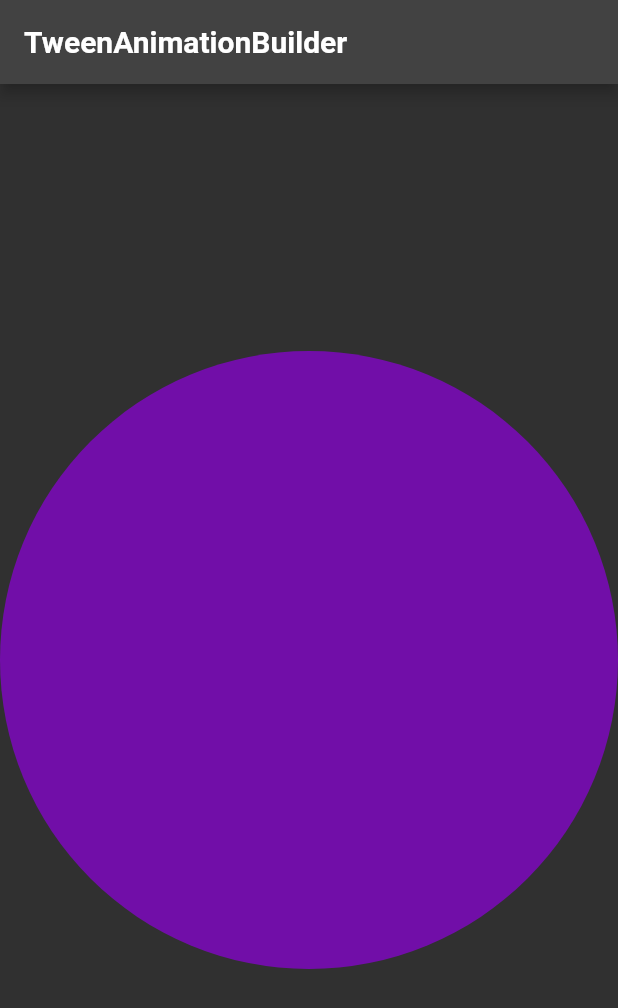
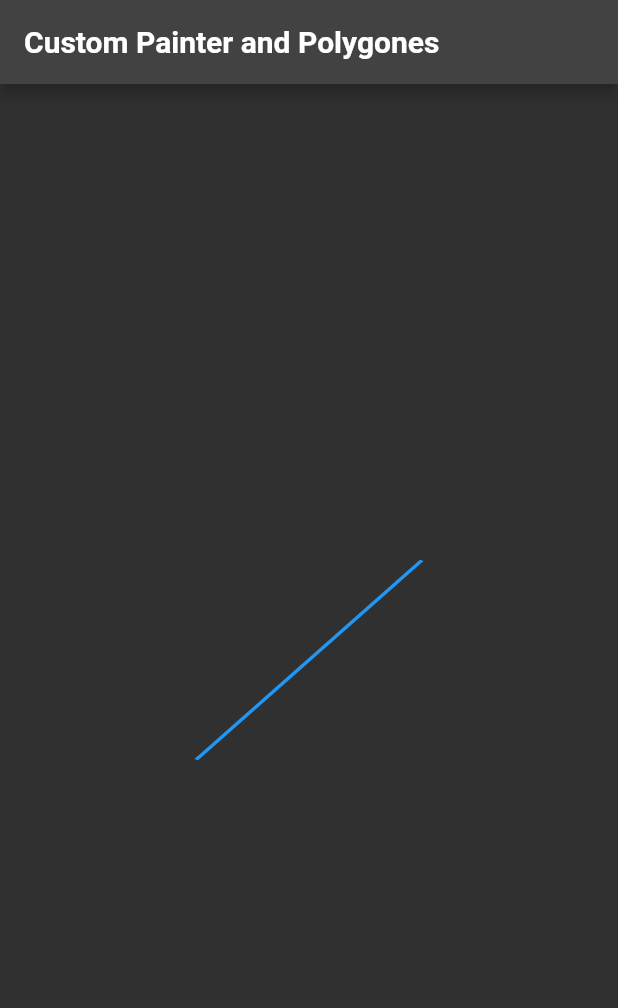
Before and after one commit to chechna9/flutter_advanced_ui, a Flutter app: the screen it shows after launch, on a phone screen of 412 x 824 dp. Shown: the top 1008 px of the screen. Run offline on Flutter 3.47's test engine with Material 2 defaults, Android fonts, the light colour scheme and no system bars.

Commit message:
example 7 done custom painters and polygones

```diff
--- /dev/null
+++ b/animationsFromVandad/examples/lib/examples/example7.dart
@@ -0,0 +1,147 @@
+import 'dart:math';
+
+import 'package:flutter/material.dart';
+
+class Polygone extends CustomPainter {
+  final int sides;
+  const Polygone({required this.sides});
+  @override
+  void paint(Canvas canvas, Size size) {
+    final Paint paint = Paint()
+      ..color = Colors.blue
+      ..strokeWidth = 3
+      ..style = PaintingStyle.stroke
+      ..strokeCap = StrokeCap.round;
+
+    final Path path = Path();
+
+    final center = Offset(size.width / 2, size.height / 2);
+    final angle = (2 * pi) / sides;
+
+    final angles = List.generate(sides, (index) => index * angle);
+
+    final radius = size.width / 2;
+    // initial point
+    path.moveTo(
+      center.dx + radius * cos(angles.first),
+      center.dy + radius * sin(angles.first),
+    );
+    for (final angle in angles.skip(1)) {
+      path.lineTo(
+        center.dx + radius * cos(angle),
+        center.dy + radius * sin(angle),
+      );
+    }
+    path.close();
+    canvas.drawPath(path, paint);
+  }
+
+  @override
+  bool shouldRepaint(covariant CustomPainter oldDelegate) =>
+      oldDelegate is Polygone && oldDelegate.sides != sides;
+}
+
+class Example7 extends StatefulWidget {
+  const Example7({super.key});
+
+  @override
+  State<Example7> createState() => _Example7State();
+}
+
+class _Example7State extends State<Example7> with TickerProviderStateMixin {
+  late AnimationController _sidesController;
+  late Animation<int> _sidesAnimation;
+
+  late AnimationController _radiusController;
+  late Animation<double> _radiusAnimation;
+
+  late AnimationController _angleController;
+  late Animation<double> _angleAnimation;
+  @override
+  void initState() {
+    _sidesController = AnimationController(
+      vsync: this,
+      duration: const Duration(seconds: 1),
+    );
+
+    _sidesAnimation = IntTween(begin: 0, end: 10).animate(_sidesController);
+
+    _radiusController = AnimationController(
+      vsync: this,
+      duration: const Duration(seconds: 3),
+    );
+
+    _radiusAnimation = Tween<double>(begin: 20, end: 400)
+        .chain(
+          CurveTween(curve: Curves.bounceInOut),
+        )
+        .animate(_radiusController);
+
+    _angleController = AnimationController(
+      vsync: this,
+      duration: const Duration(seconds: 3),
+    );
+    _angleAnimation = Tween<double>(begin: 0, end: 2 * pi)
+        .chain(
+          CurveTween(curve: Curves.ease),
+        )
+        .animate(_angleController);
+
+    super.initState();
+  }
+
+  @override
+  void didChangeDependencies() {
+    super.didChangeDependencies();
+    _sidesController.repeat(reverse: true);
+    _radiusController.repeat(reverse: true);
+    _angleController.repeat(reverse: true);
+  }
+
+  @override
+  Widget build(BuildContext context) {
+    return Scaffold(
+      appBar: AppBar(
+        title: const Text(
+          'Custom Painter and Polygones',
+          style: TextStyle(
+            color: Colors.white,
+            fontWeight: FontWeight.bold,
+          ),
+        ),
+      ),
+      body: Center(
+        child: AnimatedBuilder(
+            animation: Listenable.merge([
+              _sidesAnimation,
+              _radiusAnimation,
+              _angleAnimation,
+            ]),
+            builder: (context, child) {
+              return Transform(
+                alignment: Alignment.center,
+                transform: Matrix4.identity()
+                  ..rotateZ(_angleAnimation.value)
+                  ..rotateY(_angleAnimation.value)
+                  ..rotateX(_angleAnimation.value),
+                child: CustomPaint(
+                  painter: Polygone(sides: _sidesAnimation.value),
+                  child: SizedBox(
+                    height: _radiusAnimation.value,
+                    width: _radiusAnimation.value,
+                  ),
+                ),
+              );
+            }),
+      ),
+    );
+  }
+
+  @override
+  void dispose() {
+    _sidesController.dispose();
+    _radiusController.dispose();
+    _angleController.dispose();
+    super.dispose();
+  }
+}
--- a/animationsFromVandad/examples/lib/main.dart
+++ b/animationsFromVandad/examples/lib/main.dart
@@ -6,6 +6,7 @@ import 'package:animatedbuilder_transform/examples/example3.dart';
 import 'package:animatedbuilder_transform/examples/example4.dart';
 import 'package:animatedbuilder_transform/examples/example5.dart';
 import 'package:animatedbuilder_transform/examples/example6.dart';
+import 'package:animatedbuilder_transform/examples/example7.dart';
 import 'package:flutter/material.dart';
 
 void main() {
@@ -24,7 +25,7 @@ class MyApp extends StatelessWidget {
       theme: ThemeData(
         brightness: Brightness.dark,
       ),
-      home: const Example6(),
+      home: const Example7(),
     );
   }
 }
```
